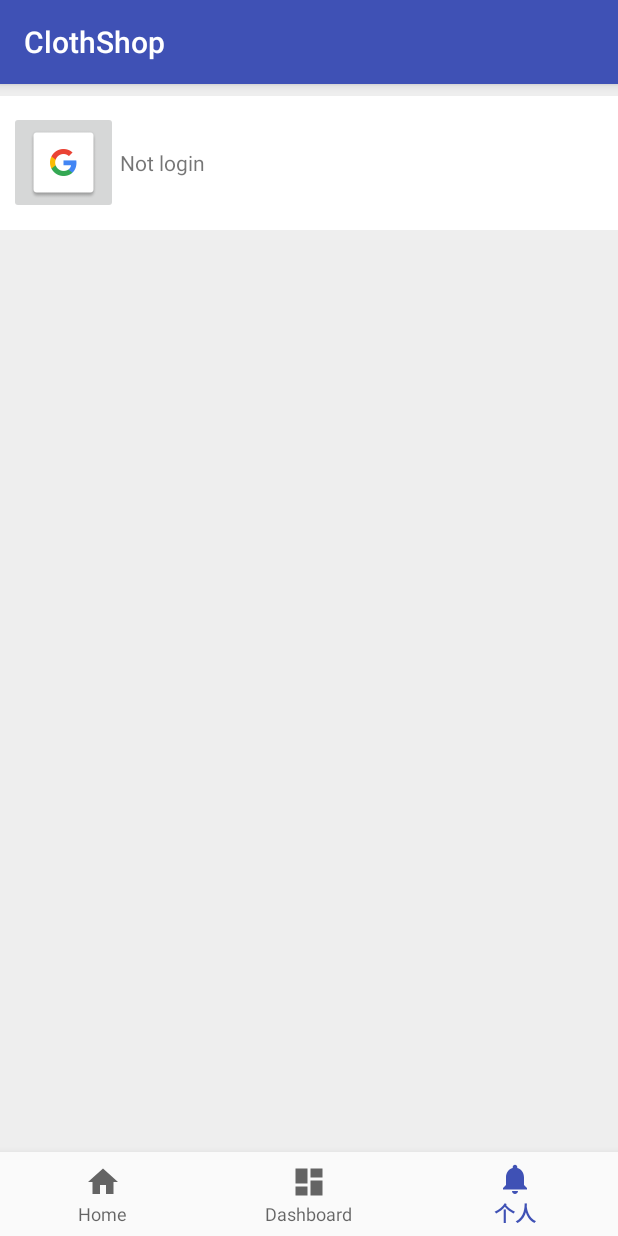
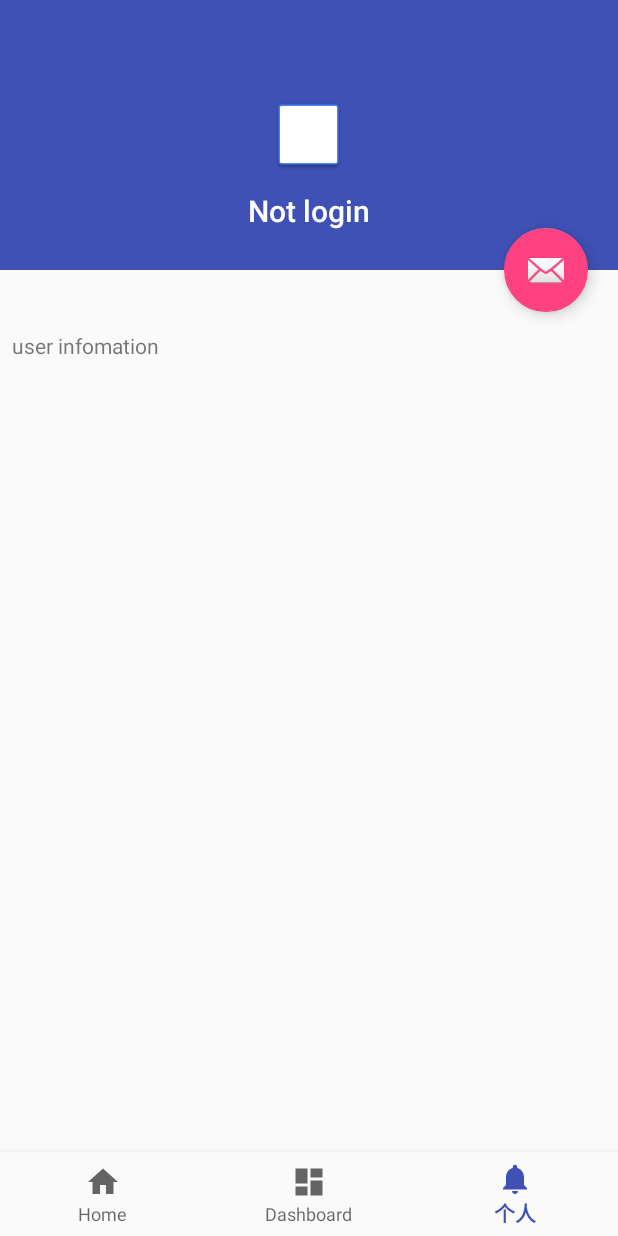
Before and after one commit to stormand/ClothShop, an Android app: the screen it shows after launch (MainActivity), item 3 of the bottom bar chosen, on a phone screen of 412 x 824 dp. Run offline under Robolectric (Android 15) with nearby library versions, the light colour scheme and no system bars.

Commit message:
rewrite person fragement with CollapsingToolbarLayout

```diff
--- a/app/build.gradle
+++ b/app/build.gradle
@@ -31,4 +31,5 @@ dependencies {
     compile 'com.getbase:floatingactionbutton:1.9.0'
     compile 'com.android.support.constraint:constraint-layout:1.0.2'
     testCompile 'junit:junit:4.12'
+    compile 'com.android.support:cardview-v7:25.3.0'
 }
--- a/app/src/main/AndroidManifest.xml
+++ b/app/src/main/AndroidManifest.xml
@@ -16,7 +16,7 @@
         android:label="@string/app_name"
         android:roundIcon="@mipmap/ic_launcher_round"
         android:supportsRtl="true"
-        android:theme="@style/AppTheme">
+        android:theme="@style/AppTheme.NoActionBar">
         <activity
             android:name=".Activity.MainActivity"
             android:label="@string/app_name">
@@ -34,7 +34,7 @@
             android:label="@string/title_activity_register" />
         <activity
             android:name=".Activity.PublishActivity"
-            android:windowSoftInputMode="stateVisible|adjustResize"  ></activity>
+            android:windowSoftInputMode="stateVisible|adjustResize" />
     </application>
 
 </manifest>
--- a/app/src/main/java/com/example/clothshop/Activity/MainActivity.java
+++ b/app/src/main/java/com/example/clothshop/Activity/MainActivity.java
@@ -9,6 +9,7 @@ import android.support.v4.app.FragmentManager;
 import android.support.v4.app.FragmentTransaction;
 import android.support.v7.app.AppCompatActivity;
 import android.view.MenuItem;
+import android.view.Window;
 import android.view.WindowManager;
 import android.widget.TextView;
 
@@ -94,6 +95,7 @@ public class MainActivity extends AppCompatActivity implements PersonFragment.On
     @Override
     protected void onCreate(Bundle savedInstanceState) {
         super.onCreate(savedInstanceState);
+
         setContentView(R.layout.activity_main);
         WindowManager wm = this.getWindowManager();
         Model.SCREEMWIDTH=wm.getDefaultDisplay().getWidth();
@@ -109,7 +111,9 @@ public class MainActivity extends AppCompatActivity implements PersonFragment.On
     @Override
     protected void onResume() {
         int id = getIntent().getIntExtra(LoginActivity.LOGIN_TO_MAIN, TAB_HOME);
-        chooseNav(id);
+        if (id==TAB_PERSON){
+            chooseNav(id);
+        }
         super.onResume();
     }
 
--- a/app/src/main/java/com/example/clothshop/Fragment/PersonFragment.java
+++ b/app/src/main/java/com/example/clothshop/Fragment/PersonFragment.java
@@ -4,13 +4,16 @@ import android.content.Context;
 import android.content.Intent;
 import android.net.Uri;
 import android.os.Bundle;
+import android.support.constraint.ConstraintLayout;
+import android.support.design.widget.CollapsingToolbarLayout;
+import android.support.design.widget.FloatingActionButton;
 import android.support.v4.app.Fragment;
 import android.util.Log;
 import android.view.LayoutInflater;
 import android.view.View;
 import android.view.ViewGroup;
-import android.widget.Button;
 import android.widget.TextView;
+import android.widget.Toast;
 
 import com.example.clothshop.Activity.LoginActivity;
 import com.example.clothshop.Model.Model;
@@ -38,6 +41,7 @@ public class PersonFragment extends Fragment {
     private String mParam2;
 
     private OnFragmentInteractionListener mListener;
+    private FloatingActionButton mLoginFab;
 
     public PersonFragment() {
         // Required empty public constructor
@@ -76,20 +80,42 @@ public class PersonFragment extends Fragment {
                              Bundle savedInstanceState) {
         // Inflate the layout for this fragment
 
+        View view = inflater.inflate(R.layout.fragment_person, container, false);
 
-        View view = inflater.inflate(R.layout.fragment_person, container, false);
-        Button loginBtn= (Button) view.findViewById(R.id.login_btn);
-        loginBtn.setOnClickListener(new View.OnClickListener() {
+        ConstraintLayout mUserInfoLayout= (ConstraintLayout) view.findViewById(R.id.user_info_layout);
+        mUserInfoLayout.setOnClickListener(new View.OnClickListener() {
+            @Override
+            public void onClick(View v) {
+                Toast.makeText(getContext(), "aaaa", Toast.LENGTH_SHORT).show();
+            }
+        });
+        mLoginFab= (FloatingActionButton) view.findViewById(R.id.login_fab);
+        mLoginFab.setOnClickListener(new View.OnClickListener() {
             @Override
             public void onClick(View v) {
                 if(!Model.ISLOGIN){
                     Intent intent=new Intent(getActivity(),LoginActivity.class);
                     startActivity(intent);
                 }else {
-                    // TODO: 2017/3/24  退出登陆，个人信息
+                    // TODO: 2017/3/24  退出登陆
                 }
             }
         });
+
+
+
+//        Button loginBtn= (Button) view.findViewById(R.id.login_btn);
+//        loginBtn.setOnClickListener(new View.OnClickListener() {
+//            @Override
+//            public void onClick(View v) {
+//                if(!Model.ISLOGIN){
+//                    Intent intent=new Intent(getActivity(),LoginActivity.class);
+//                    startActivity(intent);
+//                }else {
+//                    // TODO: 2017/3/24  退出登陆
+//                }
+//            }
+//        });
 
         return view;
 
@@ -117,8 +143,14 @@ public class PersonFragment extends Fragment {
     public void onResume() {
         super.onResume();
         //reset the username
-        TextView username= (TextView) getView().findViewById(R.id.user_name_textview);
-        username.setText(getArguments().getString("username"));
+        // TODO: 2017/3/27 change
+        if (Model.ISLOGIN){
+            CollapsingToolbarLayout mCollapsingToolbarLayout = (CollapsingToolbarLayout) getView().findViewById(R.id.toolbar_layout);
+            mCollapsingToolbarLayout.setTitle(Model.MYUSER.getUname());
+            mLoginFab.hide();
+        }
+
+
     }
 
     @Override
--- /dev/null
+++ b/app/src/main/res/layout/content_person.xml
@@ -0,0 +1,47 @@
+<?xml version="1.0" encoding="utf-8"?>
+<android.support.v4.widget.NestedScrollView xmlns:android="http://schemas.android.com/apk/res/android"
+    xmlns:app="http://schemas.android.com/apk/res-auto"
+    xmlns:tools="http://schemas.android.com/tools"
+    android:layout_width="match_parent"
+    android:layout_height="match_parent"
+    app:layout_behavior="@string/appbar_scrolling_view_behavior"
+    tools:context="com.example.clothshop.Fragment.PersonFragment"
+    tools:showIn="@layout/fragment_person">
+
+
+    <LinearLayout
+        android:layout_width="match_parent"
+        android:layout_height="wrap_content"
+        android:orientation="vertical">
+
+        <android.support.constraint.ConstraintLayout
+            android:id="@+id/user_info_layout"
+            android:layout_marginTop="@dimen/list_item_margin"
+            android:layout_width="match_parent"
+            android:layout_height="@dimen/person_layout_height"
+            android:background="?android:attr/selectableItemBackground"
+            android:clickable="true"
+            android:focusable="true">
+
+            <TextView
+                android:layout_width="wrap_content"
+                android:layout_height="wrap_content"
+                android:gravity="center_horizontal"
+                android:text="@string/user_info"
+                android:layout_marginLeft="8dp"
+                app:layout_constraintLeft_toLeftOf="parent"
+                app:layout_constraintBottom_toBottomOf="parent"
+                android:layout_marginBottom="8dp"
+                app:layout_constraintTop_toTopOf="parent"
+                android:layout_marginTop="8dp" />
+
+
+        </android.support.constraint.ConstraintLayout>
+
+
+
+
+    </LinearLayout>
+
+
+</android.support.v4.widget.NestedScrollView>
--- a/app/src/main/res/layout/fragment_person.xml
+++ b/app/src/main/res/layout/fragment_person.xml
@@ -1,49 +1,62 @@
-<LinearLayout xmlns:android="http://schemas.android.com/apk/res/android"
+<android.support.design.widget.CoordinatorLayout xmlns:android="http://schemas.android.com/apk/res/android"
     xmlns:app="http://schemas.android.com/apk/res-auto"
     xmlns:tools="http://schemas.android.com/tools"
     android:layout_width="match_parent"
     android:layout_height="match_parent"
-    tools:context="com.example.clothshop.Fragment.PersonFragment"
-    android:background="@color/background"
-    android:orientation="vertical">
 
+    tools:context="com.example.clothshop.Fragment.PersonFragment">
 
-    <FrameLayout
+    <android.support.design.widget.AppBarLayout
+        android:id="@+id/app_bar"
         android:layout_width="match_parent"
-        android:layout_height="wrap_content">
+        android:layout_height="@dimen/app_bar_height"
+        android:fitsSystemWindows="true"
+        android:theme="@style/AppTheme.AppBarOverlay">
 
-        <Button
-            android:id="@+id/login_btn"
-            android:layout_width="fill_parent"
-            android:layout_height="89dp"
-            android:layout_gravity="right"
-            android:layout_marginTop="@dimen/top_margin"
-            android:layout_marginBottom="@dimen/top_margin"
-            android:background="@color/white"
-            android:visibility="visible"
-            android:stateListAnimator="@null"/>
+        <android.support.design.widget.CollapsingToolbarLayout
+            android:id="@+id/toolbar_layout"
+            android:layout_width="match_parent"
+            android:layout_height="match_parent"
+            android:fitsSystemWindows="true"
+            app:contentScrim="?attr/colorPrimary"
+            app:layout_scrollFlags="scroll|exitUntilCollapsed"
+            app:title="@string/not_login"
+            app:expandedTitleGravity="center|bottom"
+            app:expandedTitleTextAppearance="@style/TextAppearance.AppCompat.Title"
+            app:collapsedTitleTextAppearance="@style/TextAppearance.AppCompat.Title">
 
+                <ImageView
+                    android:id="@+id/imageView"
+                    android:layout_width="wrap_content"
+                    android:layout_height="wrap_content"
+                    app:layout_collapseMode="parallax"
+                    android:layout_gravity="center"
+                    app:srcCompat="@drawable/common_google_signin_btn_icon_dark_normal_background" />
 
-        <TextView
-            android:id="@+id/user_name_textview"
-            android:layout_width="wrap_content"
-            android:layout_height="wrap_content"
-            android:layout_marginLeft="@dimen/username_margin"
-            android:layout_gravity="center_vertical"
-            android:text="@string/not_login" />
-
-        <ImageButton
-            android:id="@+id/avatar_view"
-            android:layout_width="wrap_content"
-            android:layout_height="wrap_content"
-            app:srcCompat="@drawable/common_google_signin_btn_icon_light"
-            android:layout_marginLeft="@dimen/user_avatar_margin"
-            android:layout_gravity="center_vertical"/>
+            <android.support.v7.widget.Toolbar
+                android:id="@+id/toolbar"
+                android:layout_width="match_parent"
+                android:layout_height="?attr/actionBarSize"
+                app:layout_collapseMode="pin"
+                app:popupTheme="@style/AppTheme.PopupOverlay" />
 
 
 
-    </FrameLayout>
+
+        </android.support.design.widget.CollapsingToolbarLayout>
+    </android.support.design.widget.AppBarLayout>
+
+    <include layout="@layout/content_person" />
+
+    <android.support.design.widget.FloatingActionButton
+        android:id="@+id/login_fab"
+        android:layout_width="wrap_content"
+        android:layout_height="wrap_content"
+        android:layout_margin="@dimen/fab_margin"
+        app:layout_anchor="@id/app_bar"
+        app:layout_anchorGravity="bottom|end"
+        app:srcCompat="@android:drawable/ic_dialog_email" />
 
 
 
-</LinearLayout>
+</android.support.design.widget.CoordinatorLayout>
--- /dev/null
+++ b/app/src/main/res/menu/menu_user_info.xml
@@ -0,0 +1,10 @@
+<menu xmlns:android="http://schemas.android.com/apk/res/android"
+    xmlns:app="http://schemas.android.com/apk/res-auto"
+    xmlns:tools="http://schemas.android.com/tools"
+    tools:context="com.example.clothshop.Fragment.PersonFragment">
+    <item
+        android:id="@+id/action_settings"
+        android:orderInCategory="100"
+        android:title="@string/action_settings"
+        app:showAsAction="never" />
+</menu>
--- a/app/src/main/res/values/dimens.xml
+++ b/app/src/main/res/values/dimens.xml
@@ -9,4 +9,10 @@
     <dimen name="fab_margin">20dp</dimen>
 
     <dimen name="list_item_margin">15dp</dimen>
+    <dimen name="app_bar_height">180dp</dimen>
+    <dimen name="text_margin">16dp</dimen>
+
+    <dimen name="avatar_username_margin">5dp</dimen>
+
+    <dimen name="person_layout_height">70dp</dimen>
 </resources>
--- a/app/src/main/res/values/strings.xml
+++ b/app/src/main/res/values/strings.xml
@@ -30,4 +30,12 @@
 
     <!-- publish activity -->
     <string name="pub_title">title</string>
+    <string name="title_activity_user_info">UserInfoActivity</string>
+
+    <string name="action_settings">Settings</string>
+
+    <string name="user_info">user infomation</string>
+
+
+
 </resources>
--- a/app/src/main/res/values/styles.xml
+++ b/app/src/main/res/values/styles.xml
@@ -8,4 +8,13 @@
         <item name="colorAccent">@color/colorAccent</item>
     </style>
 
+    <style name="AppTheme.NoActionBar">
+        <item name="windowActionBar">false</item>
+        <item name="windowNoTitle">true</item>
+    </style>
+
+    <style name="AppTheme.AppBarOverlay" parent="ThemeOverlay.AppCompat.Dark.ActionBar" />
+
+    <style name="AppTheme.PopupOverlay" parent="ThemeOverlay.AppCompat.Light" />
+
 </resources>
```
